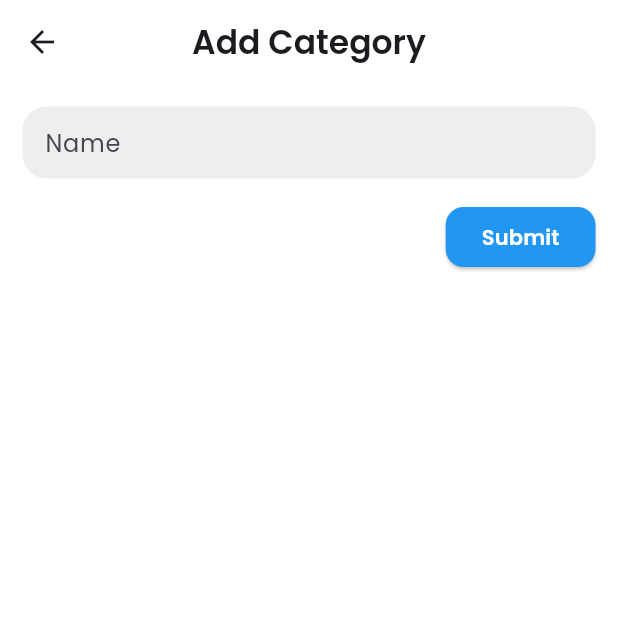
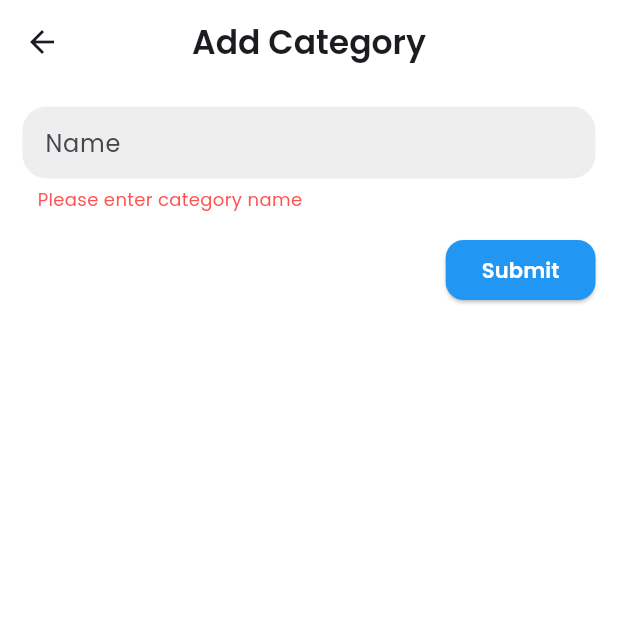
Before and after one commit to vixtruong/tech-gear-frontend, a Flutter app: the AddCategoryScreen screen opened by its route, after a tap on "Submit", on a phone screen of 412 x 824 dp, the top half of it. Run offline on Flutter 3.47's test engine with Material 3 defaults, Android fonts, the phone set to English and light mode, and no system bars; our stand-ins replace badges, cloud_firestore, firebase_core, flutter_rating_bar, go_router, googleapis_auth and 1 more; missing offline and left inert: googleapis; accounts and stored records are empty.

Commit message:
add_brand - add_category

```diff
--- a/lib/core/routes.dart
+++ b/lib/core/routes.dart
@@ -12,7 +12,7 @@ import 'package:techgear/ui/screens/auth/register_screen.dart';
 import 'package:techgear/ui/screens/auth/welcome_screen.dart';
 
 final GoRouter router = GoRouter(
-  initialLocation: '/add-product',
+  initialLocation: '/add-brand',
   routes: [
     // auth screens
     GoRoute(
--- a/lib/providers/brand_provider.dart
+++ b/lib/providers/brand_provider.dart
@@ -30,7 +30,7 @@ class BrandProvider with ChangeNotifier {
     return brandData != null ? Brand.fromMap(brandData, brandData['id']) : null;
   }
 
-  Future<void> addBrand(Brand brand) async {
+  Future<void> addBrand(String brand) async {
     await _service.addBrand(brand);
     await fetchBrands();
   }
--- a/lib/providers/category_provider.dart
+++ b/lib/providers/category_provider.dart
@@ -35,7 +35,7 @@ class CategoryProvider with ChangeNotifier {
         : null;
   }
 
-  Future<void> addCategory(Category category) async {
+  Future<void> addCategory(String category) async {
     await _service.addCategory(category);
     await fetchCategories();
   }
--- a/lib/ui/screens/admin/add_category_screen.dart
+++ b/lib/ui/screens/admin/add_category_screen.dart
@@ -1,10 +1,82 @@
 import 'package:flutter/material.dart';
+import 'package:techgear/models/category.dart';
+import 'package:techgear/providers/category_provider.dart';
 import 'package:techgear/ui/widgets/custom_text_field.dart';
 
-class AddCategoryScreen extends StatelessWidget {
-  AddCategoryScreen({super.key});
+class AddCategoryScreen extends StatefulWidget {
+  const AddCategoryScreen({super.key});
+
+  @override
+  State<AddCategoryScreen> createState() => _AddCategoryScreenState();
+}
+
+class _AddCategoryScreenState extends State<AddCategoryScreen> {
+  final _key = GlobalKey<FormState>();
 
   final TextEditingController _categoryController = TextEditingController();
+
+  final CategoryProvider _categoryProvider = CategoryProvider();
+
+  @override
+  void initState() {
+    super.initState();
+  }
+
+  void _handleSubmit() async {
+    if (!_key.currentState!.validate()) return;
+
+    String? categoryName = _categoryController.text.trim();
+
+    if (categoryName.isEmpty) return;
+
+    _key.currentState?.save();
+
+    Category? category =
+        await _categoryProvider.fetchCategoryByName(categoryName);
+
+    if (category != null) {
+      if (!mounted) return;
+
+      ScaffoldMessenger.of(context).showSnackBar(
+        SnackBar(
+          content: Text(
+            "$categoryName already exists!",
+            style: TextStyle(fontSize: 16),
+          ),
+          backgroundColor: Colors.red[200],
+        ),
+      );
+
+      return;
+    }
+
+    try {
+      await _categoryProvider.addCategory(categoryName);
+
+      if (!mounted) return;
+
+      ScaffoldMessenger.of(context).showSnackBar(
+        SnackBar(
+          content: Text(
+            "$categoryName added successfully!",
+            style: TextStyle(fontSize: 16),
+          ),
+          backgroundColor: Colors.green[400],
+        ),
+      );
+    } catch (e) {
+      if (!mounted) return;
+      ScaffoldMessenger.of(context).showSnackBar(
+        SnackBar(
+          content: Text(
+            "Add $categoryName failed!",
+            style: TextStyle(fontSize: 16),
+          ),
+          backgroundColor: Colors.red[200],
+        ),
+      );
+    }
+  }
 
   @override
   Widget build(BuildContext context) {
@@ -27,6 +99,8 @@ class AddCategoryScreen extends StatelessWidget {
       ),
       body: Padding(
         padding: const EdgeInsets.all(15.0),
+        child: Form(
+          key: _key,
           child: Column(
             crossAxisAlignment: CrossAxisAlignment.end,
             children: [
@@ -35,10 +109,16 @@ class AddCategoryScreen extends StatelessWidget {
                 hint: "Name",
                 inputType: TextInputType.text,
                 isSearch: false,
+                validator: (value) {
+                  if (value == null || value.isEmpty) {
+                    return "Please enter category name";
+                  }
+                  return null;
+                },
               ),
               SizedBox(height: 15),
               ElevatedButton(
-              onPressed: () {},
+                onPressed: _handleSubmit,
                 style: ElevatedButton.styleFrom(
                   backgroundColor: Colors.blue,
                   shape: RoundedRectangleBorder(
@@ -56,6 +136,7 @@ class AddCategoryScreen extends StatelessWidget {
             ],
           ),
         ),
+      ),
     );
   }
 }
--- a/pubspec.yaml
+++ b/pubspec.yaml
@@ -86,7 +86,7 @@ flutter:
   assets:
     - assets/images/
     - assets/icons/
-    - assets/jsons/
+    - assets/jsons/service_account.json
 
   # An image asset can refer to one or more resolution-specific "variants", see
   # https://flutter.dev/to/resolution-aware-images
```
Also changed, not shown: lib/services/brand_service.dart (+24 -5 lines), lib/services/category_service.dart (+24 -5 lines), lib/ui/screens/admin/add_brand_screen.dart (+64 -3 lines), lib/ui/screens/admin/add_product_screen.dart (+28 -9 lines), 1 other file. Lines whose indentation alone changed are shown as unchanged.
